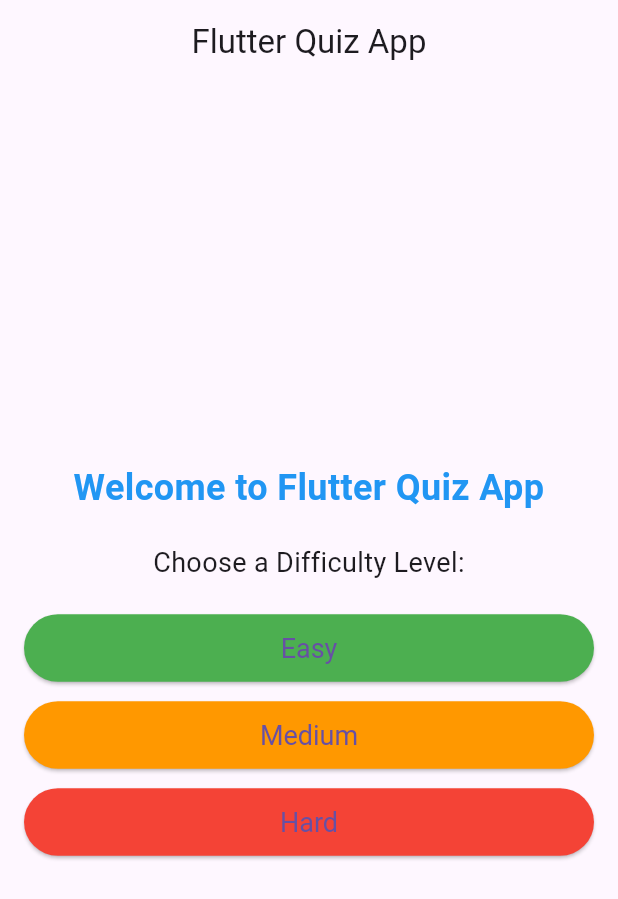
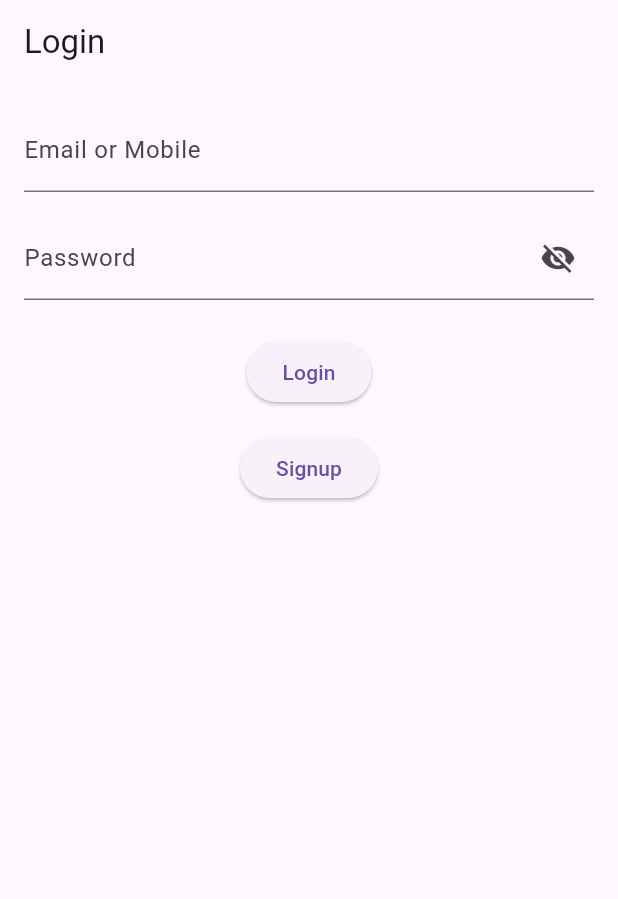
Before and after one commit to iamvedantp/Flutter_Quiz_App, a Flutter app: the screen it shows after launch, on a phone screen of 412 x 824 dp. Shown: the top 899 px of the screen. Run offline on Flutter 3.47's test engine with Material 3 defaults, Android fonts, the phone set to English and light mode, and no system bars.

Commit message:
login created

```diff
--- a/lib/main.dart
+++ b/lib/main.dart
@@ -2,39 +2,44 @@ import 'package:flutter/material.dart';
 import 'screens/home_screen.dart';
 import 'screens/quiz_screen.dart';
 import 'screens/results_screen.dart';
+import 'screens/login_signup_screen.dart';
+import 'screens/signup_form_screen.dart';
 
 void main() {
   runApp(const QuizApp());
 }
 
 class QuizApp extends StatelessWidget {
-  const QuizApp({super.key});
+  const QuizApp({Key? key}) : super(key: key);
 
   @override
   Widget build(BuildContext context) {
     return MaterialApp(
-      title: 'Flutter Quiz App',
       debugShowCheckedModeBanner: false,
+      title: 'Quiz App',
       theme: ThemeData(
         primarySwatch: Colors.blue,
       ),
-      home: const HomeScreen(),
+      initialRoute: '/login',
       routes: {
-        '/quiz': (context) => const QuizScreen(),
-      },
-      onGenerateRoute: (settings) {
-        if (settings.name == '/results') {
-          final args = settings.arguments as Map<String, dynamic>;
-          return MaterialPageRoute(
-            builder: (context) => ResultsScreen(
-              score: args['score'],
-              totalQuestions: args['totalQuestions'],
-              results: args['results'],
-              difficulty: args['difficulty'],
-            ),
+        '/': (context) => const HomeScreen(),
+        '/home': (context) => const HomeScreen(),
+        '/login': (context) => const LoginSignupScreen(),
+        '/signup': (context) => const SignupFormScreen(),
+        '/quiz': (context) {
+          final args = ModalRoute.of(context)!.settings.arguments as String;
+          return QuizScreen(difficulty: args);
+        },
+        '/results': (context) {
+          final args = ModalRoute.of(context)!.settings.arguments
+              as Map<String, dynamic>;
+          return ResultsScreen(
+            score: args['score'],
+            totalQuestions: args['totalQuestions'],
+            results: args['results'],
+            difficulty: args['difficulty'],
           );
-        }
-        return null;
+        },
       },
     );
   }
--- /dev/null
+++ b/lib/mock_database.dart
@@ -0,0 +1,28 @@
+class MockDatabase {
+  static final List<Map<String, String>> users = [
+    {
+      'email': 'tester@example.com',
+      'mobile': '1234567890',
+      'password': 'password123',
+    },
+  ];
+
+  static bool isValidUser(String emailOrMobile, String password) {
+    return users.any((user) =>
+        (user['email'] == emailOrMobile || user['mobile'] == emailOrMobile) &&
+        user['password'] == password);
+  }
+
+  static bool isEmailOrMobileExists(String emailOrMobile) {
+    return users.any((user) =>
+        user['email'] == emailOrMobile || user['mobile'] == emailOrMobile);
+  }
+
+  static void addUser(String email, String mobile, String password) {
+    users.add({
+      'email': email,
+      'mobile': mobile,
+      'password': password,
+    });
+  }
+}
--- /dev/null
+++ b/lib/models/user_model.dart
@@ -0,0 +1,13 @@
+class User {
+  final String email;
+  final String mobile;
+  final String password;
+
+  User({required this.email, required this.mobile, required this.password});
+}
+
+// Mock Database
+List<User> mockUsers = [
+  User(email: "tester1@gmail.com", mobile: "1234567890", password: "test123"),
+  User(email: "tester2@gmail.com", mobile: "9876543210", password: "test456"),
+];
--- /dev/null
+++ b/lib/screens/login_signup_screen.dart
@@ -0,0 +1,83 @@
+import 'package:flutter/material.dart';
+import 'signup_form_screen.dart';
+import '../mock_database.dart';
+
+class LoginSignupScreen extends StatelessWidget {
+  const LoginSignupScreen({super.key});
+
+  @override
+  Widget build(BuildContext context) {
+    final TextEditingController emailController = TextEditingController();
+    final TextEditingController passwordController = TextEditingController();
+    bool isPasswordVisible = false;
+
+    return Scaffold(
+      appBar: AppBar(
+        title: const Text('Login'),
+        automaticallyImplyLeading: false,
+      ),
+      body: Padding(
+        padding: const EdgeInsets.all(16.0),
+        child: Column(
+          children: [
+            TextField(
+              controller: emailController,
+              decoration: const InputDecoration(labelText: 'Email or Mobile'),
+            ),
+            const SizedBox(height: 16.0),
+            StatefulBuilder(builder: (context, setState) {
+              return TextField(
+                controller: passwordController,
+                obscureText: !isPasswordVisible,
+                decoration: InputDecoration(
+                  labelText: 'Password',
+                  suffixIcon: IconButton(
+                    icon: Icon(
+                      isPasswordVisible
+                          ? Icons.visibility
+                          : Icons.visibility_off,
+                    ),
+                    onPressed: () {
+                      setState(() {
+                        isPasswordVisible = !isPasswordVisible;
+                      });
+                    },
+                  ),
+                ),
+              );
+            }),
+            const SizedBox(height: 24.0),
+            ElevatedButton(
+              onPressed: () {
+                final emailOrMobile = emailController.text.trim();
+                final password = passwordController.text.trim();
+
+                if (MockDatabase.isValidUser(emailOrMobile, password)) {
+                  Navigator.pushReplacementNamed(context, '/home');
+                } else {
+                  ScaffoldMessenger.of(context).showSnackBar(
+                    const SnackBar(
+                      content: Text('Invalid email/mobile or password'),
+                    ),
+                  );
+                }
+              },
+              child: const Text('Login'),
+            ),
+            const SizedBox(height: 16.0),
+            ElevatedButton(
+              onPressed: () {
+                Navigator.push(
+                  context,
+                  MaterialPageRoute(
+                      builder: (context) => const SignupFormScreen()),
+                );
+              },
+              child: const Text('Signup'),
+            ),
+          ],
+        ),
+      ),
+    );
+  }
+}
```
Also changed, not shown: lib/screens/login_form_screen.dart (added, +58 -0 lines), lib/screens/quiz_screen.dart (+33 -120 lines), lib/screens/results_screen.dart (+11 -6 lines), lib/screens/signup_form_screen.dart (added, +126 -0 lines).
